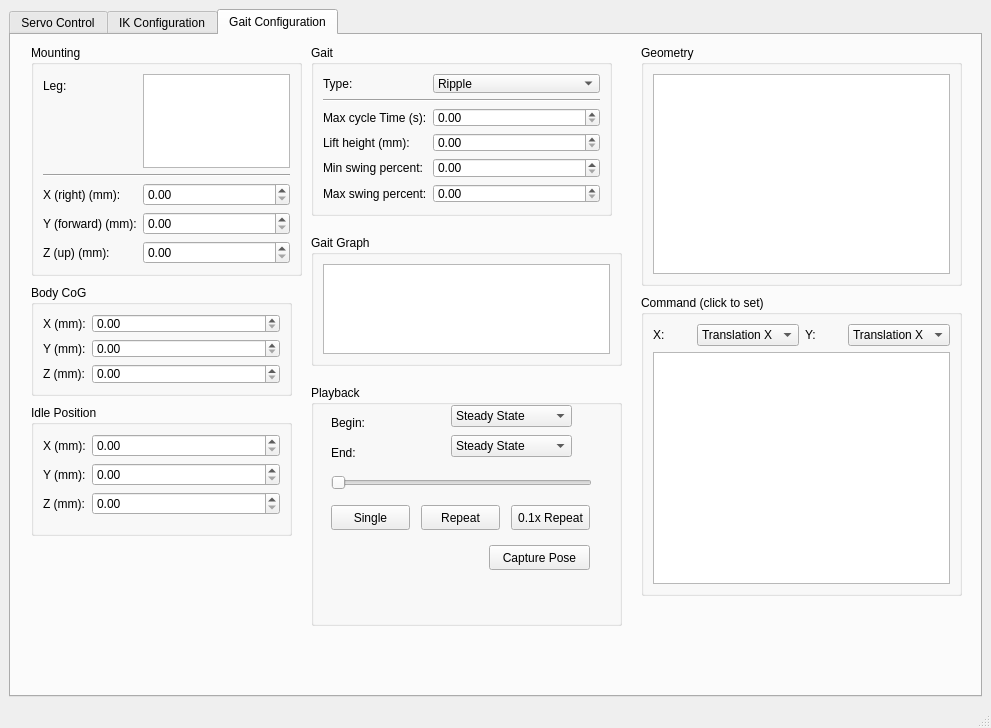
mjbots/mjmech, file mtool_main_window.ui: the form before one commit.
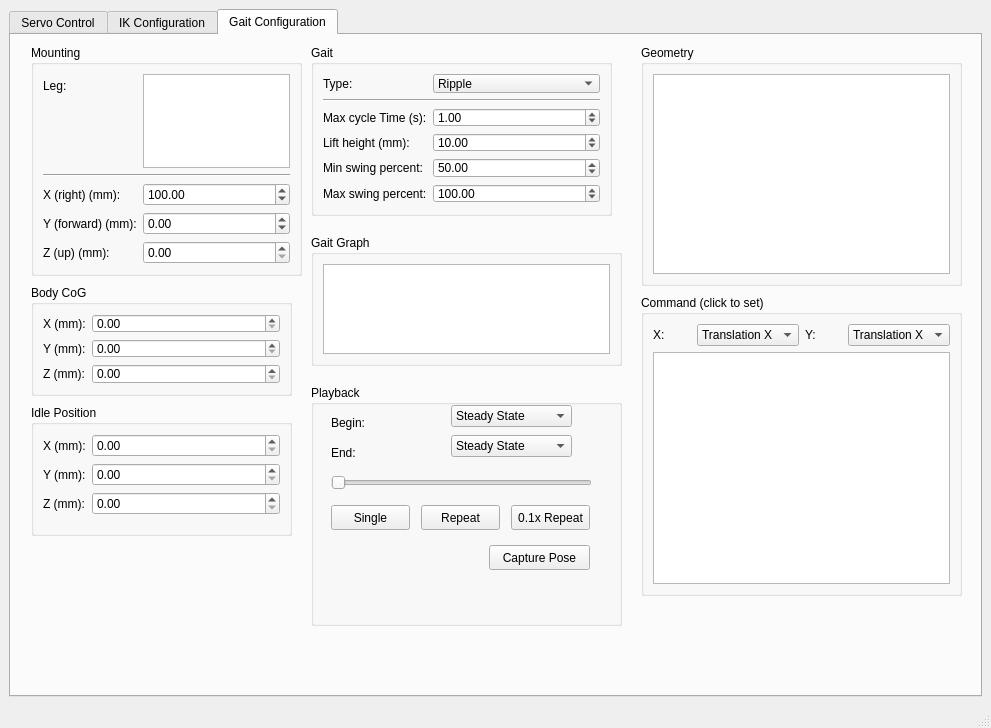
The form after the commit. The open tabs and pages were chosen to show the change.

Commit message: mtool: Begin implementing the UI portion of the gait tab.  Only some very basic glue is hooked up.

What changed in the file:
```diff
--- a/mtool_main_window.ui
+++ b/mtool_main_window.ui
@@ -1024,7 +1024,17 @@
           </widget>
          </item>
          <item row="2" column="1">
-          <widget class="QDoubleSpinBox" name="doubleSpinBox"/>
+          <widget class="QDoubleSpinBox" name="mountingLegXSpin">
+           <property name="maximum">
+            <double>1000.000000000000000</double>
+           </property>
+           <property name="singleStep">
+            <double>5.000000000000000</double>
+           </property>
+           <property name="value">
+            <double>100.000000000000000</double>
+           </property>
+          </widget>
          </item>
          <item row="3" column="0">
           <widget class="QLabel" name="label_3">
@@ -1034,7 +1044,17 @@
           </widget>
          </item>
          <item row="3" column="1">
-          <widget class="QDoubleSpinBox" name="doubleSpinBox_2"/>
+          <widget class="QDoubleSpinBox" name="mountingLegYSpin">
+           <property name="minimum">
+            <double>-1000.000000000000000</double>
+           </property>
+           <property name="maximum">
+            <double>1000.000000000000000</double>
+           </property>
+           <property name="singleStep">
+            <double>10.000000000000000</double>
+           </property>
+          </widget>
          </item>
          <item row="4" column="0">
           <widget class="QLabel" name="label_4">
@@ -1092,7 +1112,17 @@
           </widget>
          </item>
          <item row="2" column="1">
-          <widget class="QDoubleSpinBox" name="doubleSpinBox_4"/>
+          <widget class="QDoubleSpinBox" name="maxCycleTimeSpin">
+           <property name="maximum">
+            <double>4.000000000000000</double>
+           </property>
+           <property name="singleStep">
+            <double>0.100000000000000</double>
+           </property>
+           <property name="value">
+            <double>1.000000000000000</double>
+           </property>
+          </widget>
          </item>
          <item row="3" column="0">
           <widget class="QLabel" name="label_7">
@@ -1102,7 +1132,17 @@
           </widget>
          </item>
          <item row="3" column="1">
-          <widget class="QDoubleSpinBox" name="doubleSpinBox_5"/>
+          <widget class="QDoubleSpinBox" name="liftHeightSpin">
+           <property name="minimum">
+            <double>1.000000000000000</double>
+           </property>
+           <property name="maximum">
+            <double>100.000000000000000</double>
+           </property>
+           <property name="value">
+            <double>10.000000000000000</double>
+           </property>
+          </widget>
          </item>
          <item row="4" column="0">
           <widget class="QLabel" name="label_8">
@@ -1112,7 +1152,14 @@
           </widget>
          </item>
          <item row="4" column="1">
-          <widget class="QDoubleSpinBox" name="doubleSpinBox_6"/>
+          <widget class="QDoubleSpinBox" name="minSwingPercentSpin">
+           <property name="maximum">
+            <double>200.000000000000000</double>
+           </property>
+           <property name="value">
+            <double>50.000000000000000</double>
+           </property>
+          </widget>
          </item>
          <item row="5" column="0">
           <widget class="QLabel" name="label_9">
@@ -1122,7 +1169,14 @@
           </widget>
          </item>
          <item row="5" column="1">
-          <widget class="QDoubleSpinBox" name="doubleSpinBox_7"/>
+          <widget class="QDoubleSpinBox" name="maxSwingPercentSpin">
+           <property name="maximum">
+            <double>200.000000000000000</double>
+           </property>
+           <property name="value">
+            <double>100.000000000000000</double>
+           </property>
+          </widget>
          </item>
         </layout>
        </widget>
```
Left out of the diff: 41 changed lines with no effect on the pictures. The commit also changes 3 other files.
